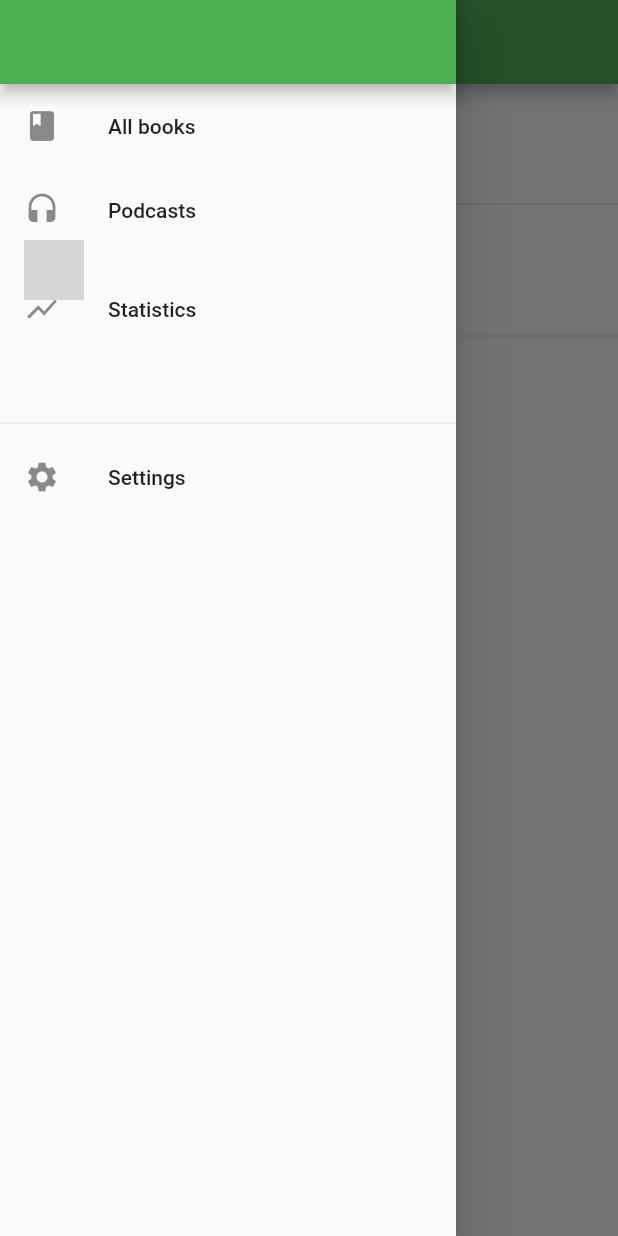
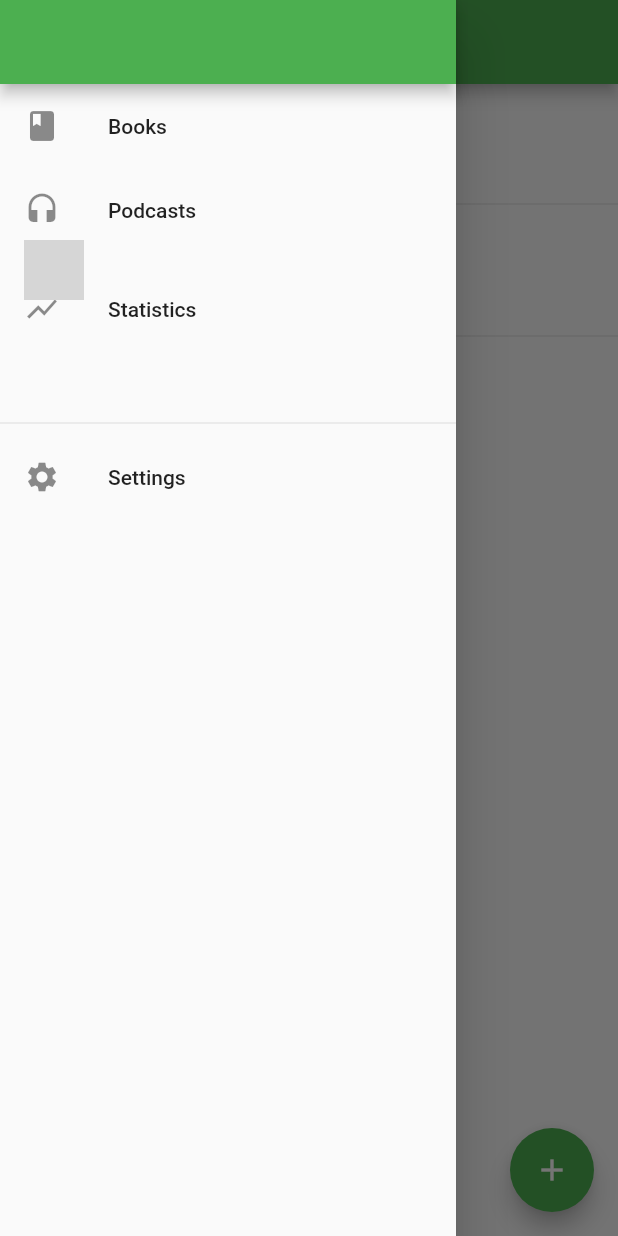
Before and after one commit to codinguniverse-de/trackit, a Flutter app: the PodcastsPage screen opened by its route, with the side drawer open, on a phone screen of 412 x 824 dp. Run offline on Flutter 3.47's test engine with Material 2 defaults, Android fonts, the phone set to English and light mode, and no system bars; our stand-ins replace charts_flutter, image_picker, shared_preferences, smooth_star_rating, sqflite; accounts and stored records are empty; network calls fail; grey boxes are pictures that could not be loaded.

Commit message:
Start add podcast page

```diff
--- a/lib/main.dart
+++ b/lib/main.dart
@@ -6,6 +6,7 @@ import 'package:track_it/pages/books/book_page.dart';
 import 'package:track_it/pages/books/books_page.dart';
 import 'package:flutter_localizations/flutter_localizations.dart';
 import 'package:track_it/pages/books/edit_book_page.dart';
+import 'package:track_it/pages/podcasts/add_podcast_page.dart';
 import 'package:track_it/pages/podcasts/podcasts_page.dart';
 import 'package:track_it/pages/settings_page.dart';
 import 'package:track_it/pages/statistics_page.dart';
@@ -55,6 +56,7 @@ class _MyAppState extends State<MyApp> {
           '/': (BuildContext context) => BooksPage(model),
           '/create': (BuildContext context) => EditBookPage(),
           '/podcasts': (BuildContext context) => PodcastsPage(model),
+          '/addpodcast': (BuildContext context) => AddPodcastPage(),
           '/settings': (BuildContext context) => SettingsPage(
                 themeChanged: themeChanged,
               ),
--- a/lib/model/main_model.dart
+++ b/lib/model/main_model.dart
@@ -6,7 +6,6 @@ import 'package:track_it/model/podcast_model.dart';
 
 class MainModel extends Model with BooksModel, PodcastModel {
   Brightness _theme;
-
   Brightness get theme => _theme;
 
   set theme(Brightness theme) {
--- a/lib/model/podcast_model.dart
+++ b/lib/model/podcast_model.dart
@@ -7,4 +7,6 @@ mixin PodcastModel on Model {
     Podcast(author: 'Daniel Korth', name: 'Finanzrocker'),
     Podcast(author: 'Seth Rogan', name: 'Smart Passive Incode', imageUrl: 'https://cdn.smartpassiveincome.com/wp-content/themes/rocket/img/podcast-tile-spi@2x.jpg'),
   ];
+
+  List<Podcast> searchResults = [];
 }
--- a/lib/pages/books/books_page.dart
+++ b/lib/pages/books/books_page.dart
@@ -59,7 +59,7 @@ class _BooksPage extends State<BooksPage> {
               model.search(value);
             },
           )
-        : Text(Localization.of(context).appTitle);
+        : Text(Localization.of(context).booksDrawerItem);
     return AppBar(
       title: title,
       actions: <Widget>[
--- a/lib/pages/podcasts/podcasts_page.dart
+++ b/lib/pages/podcasts/podcasts_page.dart
@@ -22,10 +22,18 @@ class PodcastsPage extends StatelessWidget {
         itemBuilder: _buildItem,
         itemCount: model.podcasts.length,
       ),
+      floatingActionButton: FloatingActionButton(
+        child: Icon(Icons.add),
+        onPressed: () {
+          Navigator.of(context).pushNamed('/addpodcast');
+        },
+      ),
     );
   }
 
   Widget _buildItem(BuildContext context, int index) {
-    return PodcastListItem(podcast: model.podcasts[index],);
+    return PodcastListItem(
+      podcast: model.podcasts[index],
+    );
   }
 }
--- a/lib/util/localization.dart
+++ b/lib/util/localization.dart
@@ -8,6 +8,7 @@ class Localization {
   final Locale locale;
 
   Localization(this.locale);
+
 
   static Localization of(BuildContext context) {
     return Localizations.of<Localization>(context, Localization);
@@ -20,6 +21,7 @@ class Localization {
 
   _getValue(String key) => _localizedValues[locale.languageCode][key];
 
+  String get addPodcast => _getValue(AddPodcast);
   String get podcasts => _getValue(Podcasts);
   String get removeImage => _getValue(RemoveImage);
   String get gallery => _getValue(Gallery);
--- a/lib/util/localization_strings.dart
+++ b/lib/util/localization_strings.dart
@@ -38,7 +38,8 @@ const String AppTitle = 'app_title',
     Gallery = 'gallery',
     TakeImage = 'take_image',
     RemoveImage = 'remove_image',
-    Podcasts = 'podcasts';
+    Podcasts = 'podcasts',
+    AddPodcast = 'add_podcast';
 
 final de = {
   AppTitle: 'TrackIt',
@@ -56,7 +57,7 @@ final de = {
   PagesRequired: 'Seitenanzahl ist ein Pflichtfeld',
   PublishedBy: 'Herausgegeben von ',
   Delete: 'Löschen',
-  BooksDrawerItem: 'Alle Bücher',
+  BooksDrawerItem: 'Bücher',
   AddBooks: 'Füge deine Bücher hinzu',
   Pages: 'Seiten',
   Settings: 'Einstellungen',
@@ -81,7 +82,8 @@ final de = {
   Gallery: 'Gallerie',
   TakeImage: 'Foto aufnehmen',
   RemoveImage: 'Bild entfernen',
-  Podcasts: 'Podcasts'
+  Podcasts: 'Podcasts',
+  AddPodcast: 'Podcast hinzufügen',
 };
 
 final en = {
@@ -100,7 +102,7 @@ final en = {
   PagesRequired: 'Number of pages is required',
   PublishedBy: 'Published by ',
   Delete: 'Delete',
-  BooksDrawerItem: 'All books',
+  BooksDrawerItem: 'Books',
   AddBooks: 'Add your books',
   Pages: 'pages',
   Settings: 'Settings',
@@ -125,5 +127,6 @@ final en = {
   Gallery: 'Gallery',
   TakeImage: 'Take image',
   RemoveImage: 'Remove image',
-  Podcasts: 'Podcasts'
+  Podcasts: 'Podcasts',
+  AddPodcast: 'Add Podcast',
 };
```
Also changed, not shown: lib/pages/podcasts/add_podcast_page.dart (added, +68 -0 lines).
